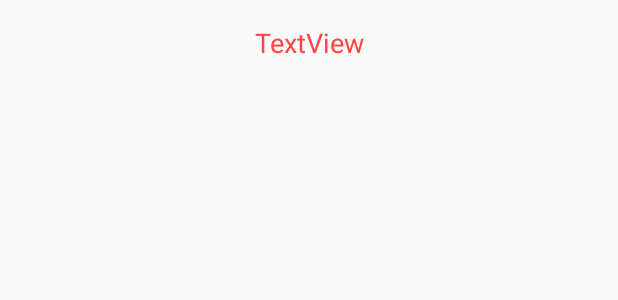
After one commit to Tharinduyasarathna27/MyApp, an Android app: the layout activity_display_message.xml on its own in the app's theme, with its tools: preview values and no code run, on a phone screen of 412 x 824 dp. The commit adds this screen. Shown: the top 300 px of the screen. Run offline under Robolectric (Android 15) with nearby library versions, the phone set to English and light mode, and no system bars.

Commit message:
new Branch for start another activity

```diff
--- a/app/build.gradle
+++ b/app/build.gradle
@@ -24,7 +24,7 @@ android {
 
 dependencies {
     implementation fileTree(dir: 'libs', include: ['*.jar'])
-    implementation"org.jetbrains.kotlin:kotlin-stdlib-jre7:$kotlin_version"
+    implementation "org.jetbrains.kotlin:kotlin-stdlib-jre7:$kotlin_version"
     implementation 'com.android.support:appcompat-v7:26.1.0'
     implementation 'com.android.support.constraint:constraint-layout:1.1.3'
     testImplementation 'junit:junit:4.12'
--- /dev/null
+++ b/app/src/main/res/layout/activity_display_message.xml
@@ -0,0 +1,17 @@
+<?xml version="1.0" encoding="utf-8"?>
+<android.support.constraint.ConstraintLayout
+        xmlns:android="http://schemas.android.com/apk/res/android"
+        xmlns:tools="http://schemas.android.com/tools"
+        xmlns:app="http://schemas.android.com/apk/res-auto"
+        android:layout_width="match_parent"
+        android:layout_height="match_parent"
+        tools:context=".DisplayMessageActivity">
+
+    <TextView
+            android:text="TextView"
+            android:layout_width="wrap_content"
+            android:layout_height="wrap_content"
+            app:layout_constraintStart_toStartOf="parent" app:layout_constraintEnd_toEndOf="parent"
+            android:id="@+id/txtView1" app:layout_constraintTop_toTopOf="parent" android:layout_marginTop="16dp"
+            tools:textColor="@android:color/holo_red_light" android:textSize="18sp"/>
+</android.support.constraint.ConstraintLayout>
--- a/app/src/main/res/layout/activity_main.xml
+++ b/app/src/main/res/layout/activity_main.xml
@@ -25,5 +25,5 @@
             android:id="@+id/btn1"
             app:layout_constraintBaseline_toBaselineOf="@+id/txt1"
             app:layout_constraintStart_toEndOf="@+id/txt1" android:layout_marginEnd="49dp"
-            android:layout_marginRight="49dp" app:layout_constraintEnd_toEndOf="parent"/>
+            android:layout_marginRight="49dp" app:layout_constraintEnd_toEndOf="parent" android:onClick="sendMessage"/>
 </android.support.constraint.ConstraintLayout>
```
Also changed, not shown: app/src/main/AndroidManifest.xml (+7 -0 lines), app/src/main/java/com/example/tharindumvvse/myapplication/DisplayMessageActivity.java (added, +21 -0 lines), app/src/main/java/com/example/tharindumvvse/myapplication/MainActivity.java (+12 -0 lines).
